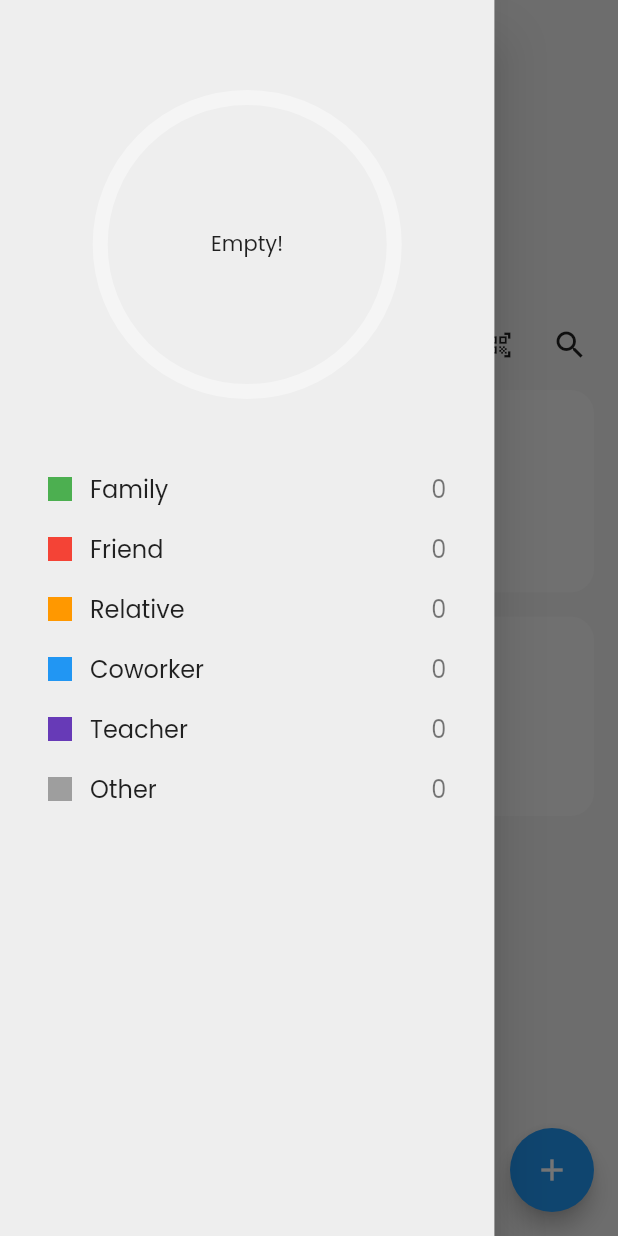
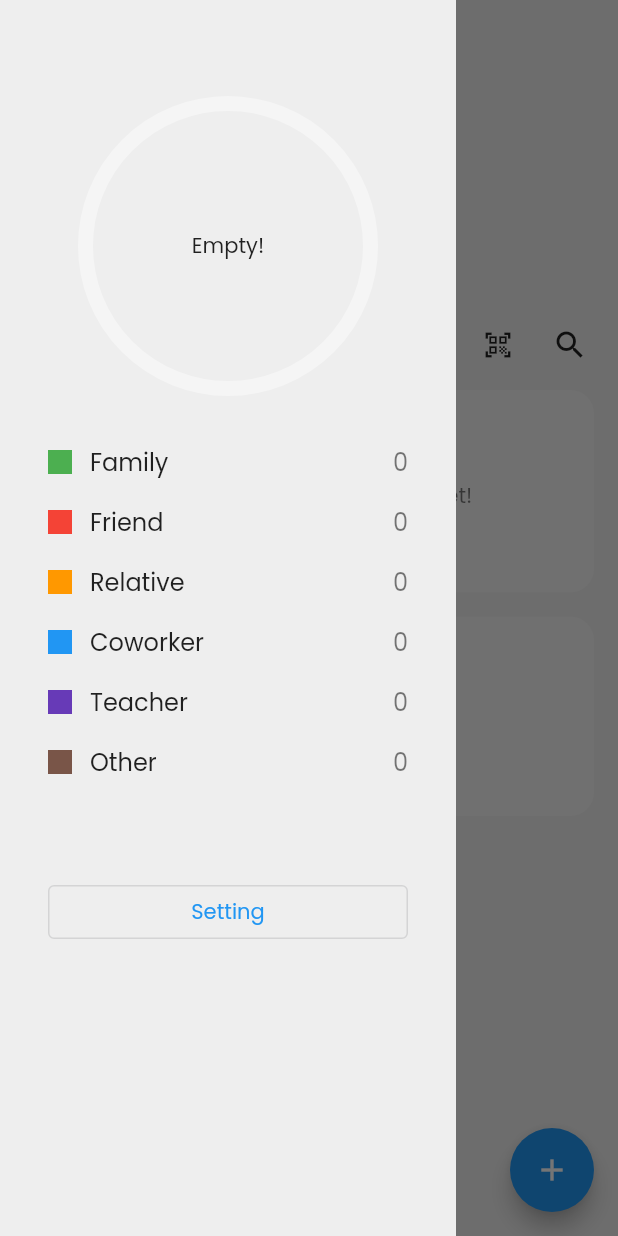
Before and after one commit to BishalTamangDev/linklocker_flutter, a Flutter app: the screen it shows after launch, with the side drawer open, on a phone screen of 412 x 824 dp. Run offline on Flutter 3.47's test engine with Material 3 defaults, Android fonts, the phone set to English and light mode, and no system bars; drawn by our look-alikes of fl_chart; our stand-ins replace flutter_image_compress, go_router, image_picker, qr_flutter, share_plus, sqflite; missing offline and left inert: mobile_scanner; accounts and stored records are empty.

Commit message:
drawer widget modified

```diff
--- a/lib/config/routes/routes.dart
+++ b/lib/config/routes/routes.dart
@@ -154,6 +154,12 @@ class AppRoute {
           ),
         ],
       ),
+
+      //   setting
+      GoRoute(
+        path: '/setting',
+        builder: (context, index) => PageNotFoundPage(),
+      ),
     ],
 
     // error page
--- a/lib/core/constants/app_constants.dart
+++ b/lib/core/constants/app_constants.dart
@@ -34,7 +34,7 @@ class AppConstants {
     {'relative': Colors.orange},
     {'coworker': Colors.blue},
     {'teacher': Colors.deepPurple},
-    {'other': Colors.grey},
+    {'other': Colors.brown},
   ];
 
 //   country codes
--- a/lib/core/constants/app_functions.dart
+++ b/lib/core/constants/app_functions.dart
@@ -55,7 +55,7 @@ class AppFunctions {
   static Color getCategoryColor(String title) {
     Map<String, dynamic> categoryMap = AppConstants.categoryColor.firstWhere(
         (map) => map.containsKey(title),
-        orElse: () => {title: Colors.grey});
+        orElse: () => {title: Colors.black});
     return categoryMap[title];
   }
 
@@ -67,9 +67,9 @@ class AppFunctions {
       image = await imagePicker.pickImage(source: imageSource);
 
       if (image != null) {
-        developer.log('File path: ${image.path}');
+        // developer.log('File path: ${image.path}');
         Uint8List bytes = await image.readAsBytes();
-        developer.log('File size in bytes: ${bytes.length}');
+        // developer.log('File size in bytes: ${bytes.length}');
         return bytes;
       }
     } catch (e) {
--- a/lib/pages/home/home_page.dart
+++ b/lib/pages/home/home_page.dart
@@ -5,7 +5,7 @@ import 'package:go_router/go_router.dart';
 import 'package:linklocker/core/constants/app_constants.dart';
 import 'package:linklocker/data/models/user_model.dart';
 import 'package:linklocker/data/source/local/local_data_source.dart';
-import 'package:linklocker/pages/home/widgets/custom_drawer_widget.dart';
+import 'package:linklocker/pages/home/widgets/chart_widget.dart';
 import 'package:linklocker/pages/home/widgets/empty_links_widget.dart';
 import 'package:linklocker/pages/home/widgets/fetching_links_widget.dart';
 import 'package:linklocker/pages/home/widgets/link_widget.dart';
@@ -62,6 +62,14 @@ class _HomePageState extends State<HomePage> with WidgetsBindingObserver {
     });
   }
 
+  // navigate to setting
+  navigateToSetting() {
+    if (mounted) {
+      // context.pop();
+      context.push('/setting');
+    }
+  }
+
   @override
   void didChangeAppLifecycleState(AppLifecycleState state) {
     super.didChangeAppLifecycleState(state);
@@ -108,7 +116,38 @@ class _HomePageState extends State<HomePage> with WidgetsBindingObserver {
             ),
           )
         : Scaffold(
-            drawer: CustomDrawerWidget(),
+            drawer: Drawer(
+              elevation: 0,
+              child: SingleChildScrollView(
+                child: Padding(
+                  padding: const EdgeInsets.only(
+                    top: 64.0,
+                    left: 32.0,
+                    right: 32.0,
+                    bottom: 32.0,
+                  ),
+                  child: Column(
+                    mainAxisAlignment: MainAxisAlignment.spaceBetween,
+                    spacing: 64.0,
+                    children: [
+                      ChartWidget(),
+
+                      //   setting
+                      SizedBox(
+                        width: double.infinity,
+                        child: OutlinedButton(
+                          onPressed: () {
+                            context.pop();
+                            context.push('/setting');
+                          },
+                          child: const Text("Setting"),
+                        ),
+                      ),
+                    ],
+                  ),
+                ),
+              ),
+            ),
             backgroundColor: themeContext.canvasColor,
             body: Builder(
               builder: (context) {
--- /dev/null
+++ b/lib/pages/home/widgets/chart_widget.dart
@@ -0,0 +1,264 @@
+import 'dart:developer' as developer;
+import 'package:fl_chart/fl_chart.dart';
+import 'package:flutter/material.dart';
+import 'package:linklocker/data/source/local/local_data_source.dart';
+
+import '../../../core/constants/app_constants.dart';
+import '../../../core/constants/app_functions.dart';
+import 'drawer_category_widget.dart';
+
+class ChartWidget extends StatefulWidget {
+  const ChartWidget({super.key});
+
+  @override
+  State<ChartWidget> createState() => _ChartWidgetState();
+}
+
+class _ChartWidgetState extends State<ChartWidget> {
+  late Future<List<Map<String, dynamic>>> _chartData;
+
+  @override
+  void initState() {
+    super.initState();
+    _chartData = LocalDataSource.getInstance().getCategorizedLinks();
+  }
+
+  @override
+  Widget build(BuildContext context) {
+    return Column(
+      children: [
+        // fl chart
+        FutureBuilder(
+          future: _chartData,
+          builder: (context, snapshot) {
+            if (snapshot.connectionState == ConnectionState.done) {
+              if (snapshot.hasError) {
+                return Stack(
+                  alignment: Alignment.center,
+                  children: [
+                    PieChart(
+                      PieChartData(
+                        sections: [
+                          PieChartSectionData(
+                            value: 1,
+                            radius: 10,
+                            title: "",
+                            color: Theme.of(context).colorScheme.surface,
+                          )
+                        ],
+                      ),
+                    ),
+                    Text("An error occurred!"),
+                  ],
+                );
+              } else {
+                if (!snapshot.hasData) {
+                  return Stack(
+                    alignment: Alignment.center,
+                    children: [
+                      PieChart(
+                        PieChartData(
+                          sections: [
+                            PieChartSectionData(
+                              value: 1,
+                              radius: 10,
+                              title: "No data found!",
+                              color: Colors.grey,
+                            )
+                          ],
+                        ),
+                      ),
+                      const Text("Empty!"),
+                    ],
+                  );
+                } else {
+                  developer.log("Chart data :: ${snapshot.data}");
+
+                  bool empty = true;
+
+                  if (snapshot.data != null) {
+                    for (var chartData in snapshot.data!) {
+                      if (chartData['count'] != 0) {
+                        empty = false;
+                      }
+                    }
+                  }
+
+                  return empty
+                      ? Column(
+                          spacing: 32.0,
+                          children: [
+                            Stack(
+                              alignment: Alignment.center,
+                              children: [
+                                SizedBox(
+                                  height: 200.0,
+                                  width: 200.0,
+                                  child: PieChart(
+                                    PieChartData(
+                                      sections: [
+                                        PieChartSectionData(
+                                          value: 1,
+                                          radius: 10,
+                                          title: "",
+                                          color: Theme.of(context)
+                                              .colorScheme
+                                              .surface,
+                                        )
+                                      ],
+                                    ),
+                                  ),
+                                ),
+                                const Text("Empty!"),
+                              ],
+                            ),
+                            Column(
+                              spacing: 16.0,
+                              crossAxisAlignment: CrossAxisAlignment.start,
+                              children: [
+                                ...AppConstants.categoryList.map(
+                                  (category) => DrawerCategoryWidget(
+                                    categoryData: {
+                                      'title': category,
+                                      'count': 0,
+                                    },
+                                  ),
+                                ),
+                              ],
+                            ),
+                          ],
+                        )
+                      :
+
+                      //   actual chart here
+                      Column(
+                          spacing: 32.0,
+                          children: [
+                            SizedBox(
+                              width: 200.0,
+                              height: 200.0,
+                              child: PieChart(
+                                PieChartData(
+                                  sections: [
+                                    ...snapshot.data!.map(
+                                      (chartData) {
+                                        double value = double.parse(
+                                            "${chartData['count']}");
+                                        double radius = 12.0;
+
+                                        String title =
+                                            AppFunctions.getCapitalizedWords(
+                                                chartData['category']);
+                                        Color color =
+                                            AppFunctions.getCategoryColor(
+                                                chartData['category']);
+                                        return PieChartSectionData(
+                                          value: value,
+                                          radius: radius,
+                                          title: title,
+                                          color: color,
+                                        );
+                                      },
+                                    ),
+                                  ],
+                                ),
+                              ),
+                            ),
+                            Column(
+                              spacing: 16.0,
+                              crossAxisAlignment: CrossAxisAlignment.start,
+                              children: [
+                                ...snapshot.data!.map(
+                                  (chartData) => DrawerCategoryWidget(
+                                    categoryData: {
+                                      'title': chartData['category'],
+                                      'count': chartData['count'],
+                                    },
+                                  ),
+                                ),
+                                // ...AppConstants.categoryList.map(
+                                //   (category) => DrawerCategoryWidget(
+                                //     categoryData: {
+                                //       'title': AppFunctions.getCapitalizedWords(
+                                //           category),
+                                //       'count': 0,
+                                //     },
+                                //   ),
+                                // ),
+                              ],
+                            ),
+                          ],
+                        );
+                }
+              }
+            } else {
+              //   loading
+              return Column(
+                spacing: 32.0,
+                children: [
+                  // loading :: pie chart
+                  SizedBox(
+                    height: 200.0,
+                    width: 200.0,
+                    child: Stack(
+                      alignment: Alignment.center,
+                      children: [
+                        PieChart(
+                          PieChartData(
+                            sections: [
+                              PieChartSectionData(
+                                value: 1,
+                                radius: 10,
+                                title: "",
+                                color: Theme.of(context).colorScheme.surface,
+                              )
+                            ],
+                          ),
+                        ),
+                        CircularProgressIndicator(
+                          color: Theme.of(context).colorScheme.surface,
+                        ),
+                      ],
+                    ),
+                  ),
+
+                  // loading :: category data
+                  Column(
+                    spacing: 16.0,
+                    crossAxisAlignment: CrossAxisAlignment.start,
+                    children: [
+                      ...AppConstants.categoryList.map(
+                        (category) => DrawerCategoryWidget(
+                          categoryData: {
+                            'title': category,
+                            'count': '-',
+                          },
+                        ),
+                      ),
+                    ],
+                  ),
+                ],
+              );
+            }
+          },
+        ),
+      ],
+    );
+  }
+}
+
+// Column(
+//   spacing: 16.0,
+//   crossAxisAlignment: CrossAxisAlignment.start,
+//   children: [
+//     ...AppConstants.categoryList.map(
+//       (category) => DrawerCategoryWidget(
+//         categoryData: {
+//           'title':
+//               AppFunctions.getCapitalizedWords(category),
+//           'count': 0,
+//         },
+//       ),
+//     ),
+//   ],
+// ),
--- a/lib/pages/home/widgets/custom_drawer_widget.dart
+++ /dev/null
@@ -1,227 +0,0 @@
-import 'dart:developer' as developer;
-
-import 'package:fl_chart/fl_chart.dart';
-import 'package:flutter/material.dart';
-import 'package:linklocker/core/constants/app_constants.dart';
-import 'package:linklocker/core/constants/app_functions.dart';
-import 'package:linklocker/data/source/local/local_data_source.dart';
-import 'package:linklocker/pages/home/widgets/drawer_category_widget.dart';
-
-class CustomDrawerWidget extends StatefulWidget {
-  const CustomDrawerWidget({super.key});
-
-  @override
-  State<CustomDrawerWidget> createState() => _CustomDrawerWidgetState();
-}
-
-class _CustomDrawerWidgetState extends State<CustomDrawerWidget> {
-  late Future<List<Map<String, dynamic>>> _chartData;
-
-  @override
-  void initState() {
-    super.initState();
-    _chartData = LocalDataSource.getInstance().getCategorizedLinks();
-  }
-
-  @override
-  Widget build(BuildContext context) {
-    var mediaQuery = MediaQuery.of(context);
-    var colorScheme = Theme.of(context).colorScheme;
-
-    return Drawer(
-      width: mediaQuery.size.width / 1.25,
-      child: SingleChildScrollView(
-        child: Column(
-          spacing: 16.0,
-          children: [
-            const SizedBox(height: 44.0),
-
-            // fl chart
-            SizedBox(
-              width: mediaQuery.size.width / 2,
-              height: mediaQuery.size.width / 2,
-              child: FutureBuilder(
-                future: _chartData,
-                builder: (context, snapshot) {
-                  if (snapshot.connectionState == ConnectionState.done) {
-                    if (snapshot.hasError) {
-                      return Stack(
-                        alignment: Alignment.center,
-                        children: [
-                          PieChart(
-                            PieChartData(
-                              sections: [
-                                PieChartSectionData(
-                                  value: 1,
-                                  radius: 10,
-                                  title: "",
-                                  color: colorScheme.surface,
-                                )
-                              ],
-                            ),
-                          ),
-                          Text("An error occurred!"),
-                        ],
-                      );
-                    } else {
-                      if (!snapshot.hasData) {
-                        return Stack(
-                          alignment: Alignment.center,
-                          children: [
-                            PieChart(
-                              PieChartData(
-                                sections: [
-                                  PieChartSectionData(
-                                    value: 1,
-                                    radius: 10,
-                                    title: "No data found!",
-                                    color: colorScheme.surface,
-                                  )
-                                ],
-                              ),
-                            ),
-                            const Text("Empty!"),
-                          ],
-                        );
-                      } else {
-                        developer.log("Chart data :: ${snapshot.data}");
-
-                        bool empty = true;
-
-                        if (snapshot.data != null) {
-                          for (var chartData in snapshot.data!) {
-                            if (chartData['count'] != 0) {
-                              empty = false;
-                            }
-                          }
-                        }
-
-                        return empty
-                            ? Stack(
-                                alignment: Alignment.center,
-                                children: [
-                                  PieChart(
-                                    PieChartData(
-                                      sections: [
-                                        PieChartSectionData(
-                                          value: 1,
-                                          radius: 10,
-                                          title: "",
-                                          color: colorScheme.surface,
-                                        )
-                                      ],
-                                    ),
-                                  ),
-                                  const Text("Empty!"),
-                                ],
-                              )
-                            :
-                            //   actual chart here
-                            PieChart(
-                                PieChartData(
-                                  sections: [
-                                    ...snapshot.data!.map(
-                                      (chartData) {
-                                        double value = double.parse(
-                                            "${chartData['count']}");
-                                        double radius = 12.0;
-
-                                        String title =
-                                            AppFunctions.getCapitalizedWords(
-                                                chartData['category']);
-                                        Color color =
-                                            AppFunctions.getCategoryColor(
-                                                chartData['category']);
-                                        return PieChartSectionData(
-                                          value: value,
-                                          radius: radius,
-                                          title: title,
-                                          color: color,
-                                        );
-                                      },
-                                    ),
-                                  ],
-                                ),
-                              );
-                      }
-                    }
-                  } else {
-                    //   loading
-                    return Stack(
-                      alignment: Alignment.center,
-                      children: [
-                        PieChart(
-                          PieChartData(
-                            sections: [
-                              PieChartSectionData(
-                                value: 1,
-                                radius: 10,
-                                title: "",
-                                color: colorScheme.surface,
-                              )
-                            ],
-                          ),
-                        ),
-                        CircularProgressIndicator(
-                          color: colorScheme.surface,
-                        ),
-                      ],
-                    );
-                  }
-                },
-              ),
-            ),
-
-            const SizedBox(height: 16.0),
-
-            // category index
-            Padding(
-              padding: const EdgeInsets.symmetric(horizontal: 32),
-              child: FutureBuilder(
-                future: _chartData,
-                builder: (context, snapshot) {
-                  if (snapshot.connectionState == ConnectionState.done) {
-                    if (snapshot.hasError) {
-                      return Icon(Icons.error);
-                    } else {
-                      return Column(
-                        spacing: 16.0,
-                        crossAxisAlignment: CrossAxisAlignment.start,
-                        children: [
-                          ...snapshot.data!.map(
-                            (category) => DrawerCategoryWidget(
-                              categoryData: {
-                                'title': category['category'],
-                                'count': category['count'],
-                              },
-                            ),
-                          ),
-                        ],
-                      );
-                    }
-                  } else {
-                    return Column(
-                      spacing: 16.0,
-                      crossAxisAlignment: CrossAxisAlignment.start,
-                      children: [
-                        ...AppConstants.categoryList.map(
-                          (category) => DrawerCategoryWidget(
-                            categoryData: {
-                              'title':
-                                  AppFunctions.getCapitalizedWords(category),
-                              'count': 0,
-                            },
-                          ),
-                        ),
-                      ],
-                    );
-                  }
-                },
-              ),
-            ),
-          ],
-        ),
-      ),
-    );
-  }
-}
--- a/lib/pages/home/widgets/drawer_category_widget.dart
+++ b/lib/pages/home/widgets/drawer_category_widget.dart
@@ -15,7 +15,7 @@ class DrawerCategoryWidget extends StatelessWidget {
         Container(
           height: 16.0,
           width: 16.0,
-          color: AppFunctions.getCategoryColor(categoryData['title']),
+          color: AppFunctions.getCategoryColor(categoryData['title'].toString().toLowerCase()),
         ),
         Expanded(
           child: Text(
```
